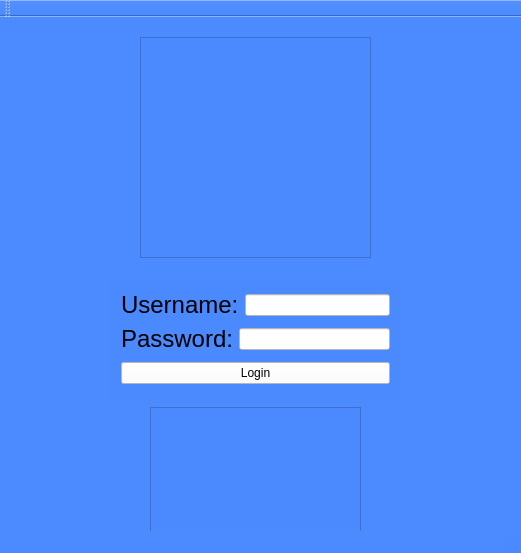
The window that Password_Backup/mainwindow.ui (CJM2017/Password_App) describes before a commit, drawn with Qt 5.
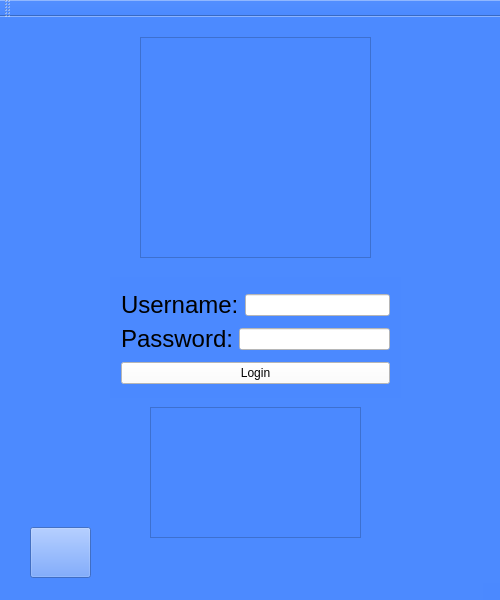
The same window after the commit. Icons and pictures are not drawn.

What changed in the file:
```diff
--- a/Password_Backup/mainwindow.ui
+++ b/Password_Backup/mainwindow.ui
@@ -6,8 +6,8 @@
    <rect>
     <x>0</x>
     <y>0</y>
-    <width>521</width>
-    <height>553</height>
+    <width>500</width>
+    <height>600</height>
    </rect>
   </property>
   <property name="windowTitle">
@@ -17,7 +17,7 @@
    <string notr="true">background-color: rgba(75, 138, 255, 204);</string>
   </property>
   <widget class="QWidget" name="centralWidget">
-   <widget class="QWidget" name="">
+   <widget class="QWidget" name="layoutWidget">
     <property name="geometry">
      <rect>
       <x>110</x>
@@ -118,15 +118,22 @@
      <string notr="true">border-image: url(:/plainicon.com-47219-512px-f4b.png);</string>
     </property>
    </widget>
-   <zorder>pushButton</zorder>
-   <zorder>lineEdit_Username</zorder>
-   <zorder>lineEdit_Password</zorder>
-   <zorder>label_2</zorder>
-   <zorder>label_3</zorder>
-   <zorder></zorder>
-   <zorder></zorder>
-   <zorder>graphicsView</zorder>
-   <zorder>graphicsView_2</zorder>
+   <widget class="QPushButton" name="pushButton_2">
+    <property name="geometry">
+     <rect>
+      <x>30</x>
+      <y>510</y>
+      <width>61</width>
+      <height>51</height>
+     </rect>
+    </property>
+    <property name="styleSheet">
+     <string notr="true">border-image: url(:/160px-Infobox_info_icon_svg.png);</string>
+    </property>
+    <property name="text">
+     <string/>
+    </property>
+   </widget>
   </widget>
   <widget class="QMenuBar" name="menuBar">
    <property name="geometry">
```
Left out of the diff: 2 changed lines with no effect on the pictures.
